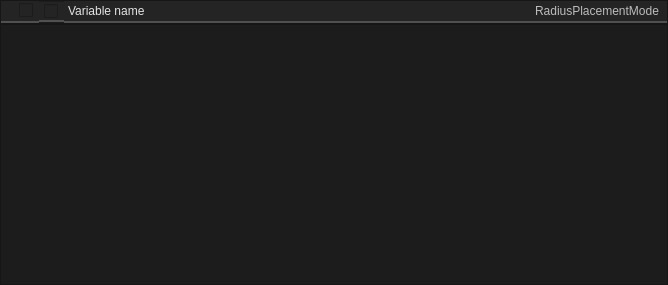
First picture: the form in smartprop_editor/variable_frame.ui, repository dertwist/Hammer5Tools, before the edit.
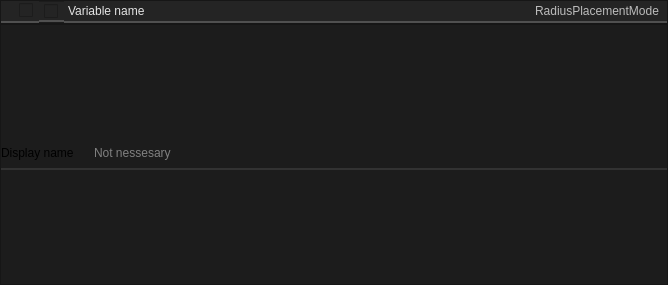
Second picture: the form after the edit. Icons and pictures are not drawn.

Commit message: Display name

Diff of the .ui file:
```diff
--- a/smartprop_editor/variable_frame.ui
+++ b/smartprop_editor/variable_frame.ui
@@ -314,6 +314,94 @@
         <property name="sizeConstraint">
          <enum>QLayout::SetDefaultConstraint</enum>
         </property>
+        <item>
+         <widget class="QFrame" name="frame_3">
+          <property name="maximumSize">
+           <size>
+            <width>16777215</width>
+            <height>32</height>
+           </size>
+          </property>
+          <property name="styleSheet">
+           <string notr="true">.QFrame {
+    font: 580 10pt &quot;Segoe UI&quot;;
+    border: 2px solid black;
+    border-radius: 0px;
+    border-left: 0px;
+    border-right: 0px;
+	border-top: 0px;
+    border-color: rgba(50, 50, 50, 255);
+    color: #E3E3E3;
+    background-color: #1C1C1C;
+}
+
+.QFrame::hover {
+}
+.QFrame::selected {
+    background-color: #414956;
+}</string>
+          </property>
+          <property name="frameShape">
+           <enum>QFrame::StyledPanel</enum>
+          </property>
+          <property name="frameShadow">
+           <enum>QFrame::Raised</enum>
+          </property>
+          <property name="lineWidth">
+           <number>0</number>
+          </property>
+          <layout class="QHBoxLayout" name="horizontalLayout_2">
+           <property name="spacing">
+            <number>16</number>
+           </property>
+           <property name="leftMargin">
+            <number>0</number>
+           </property>
+           <property name="topMargin">
+            <number>0</number>
+           </property>
+           <property name="rightMargin">
+            <number>0</number>
+           </property>
+           <property name="bottomMargin">
+            <number>0</number>
+           </property>
+           <item>
+            <widget class="QLabel" name="label_2">
+             <property name="styleSheet">
+              <string notr="true">border:0px;
+background-color: rgba(255, 255, 255, 0);
+font: 8pt &quot;Segoe UI&quot;;
+
+</string>
+             </property>
+             <property name="text">
+              <string>Display name</string>
+             </property>
+            </widget>
+           </item>
+           <item>
+            <widget class="QLineEdit" name="varialbe_display_name">
+             <property name="styleSheet">
+              <string notr="true">QLineEdit {
+    border: 0px solid #CCCCCC;
+    border-color: rgba(80, 80, 80, 255);
+    border-radius: 2px;
+    padding: 2px;
+    color: #E3E3E3;
+background-color: #1C1C1C;
+
+}
+</string>
+             </property>
+             <property name="placeholderText">
+              <string>Not nessesary</string>
+             </property>
+            </widget>
+           </item>
+          </layout>
+         </widget>
+        </item>
        </layout>
       </item>
      </layout>
```
The commit also changes 4 other files.
